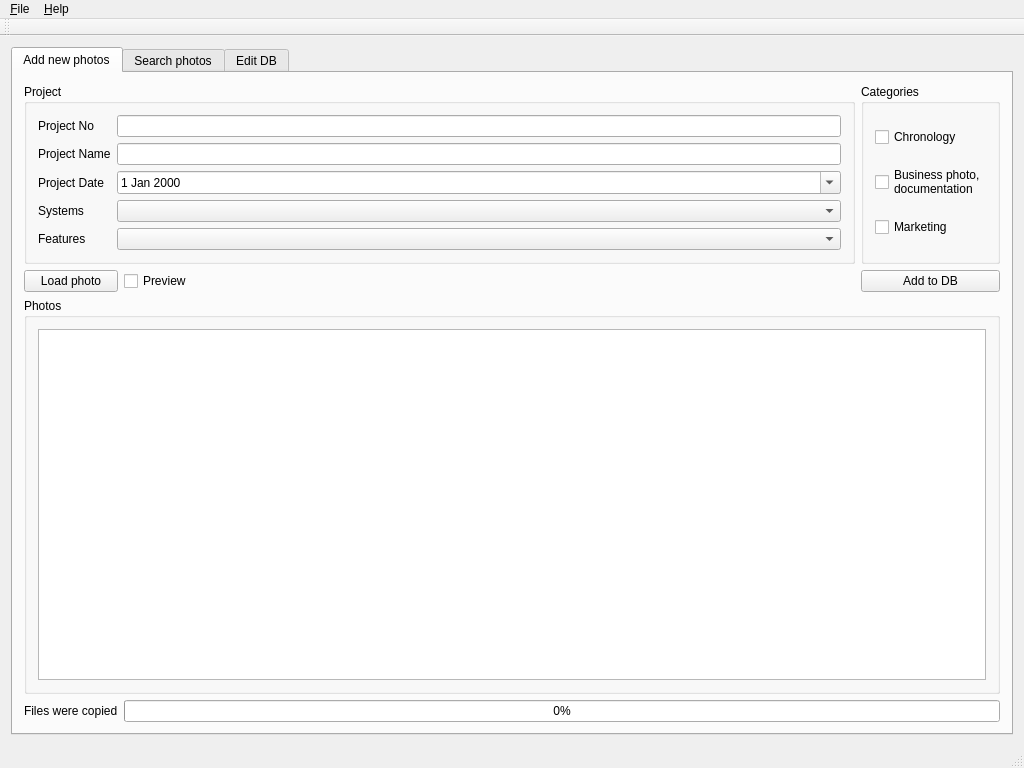
Qt form PhotoManager/mainwindow.ui (pphprj/periphotoproject) before a commit.
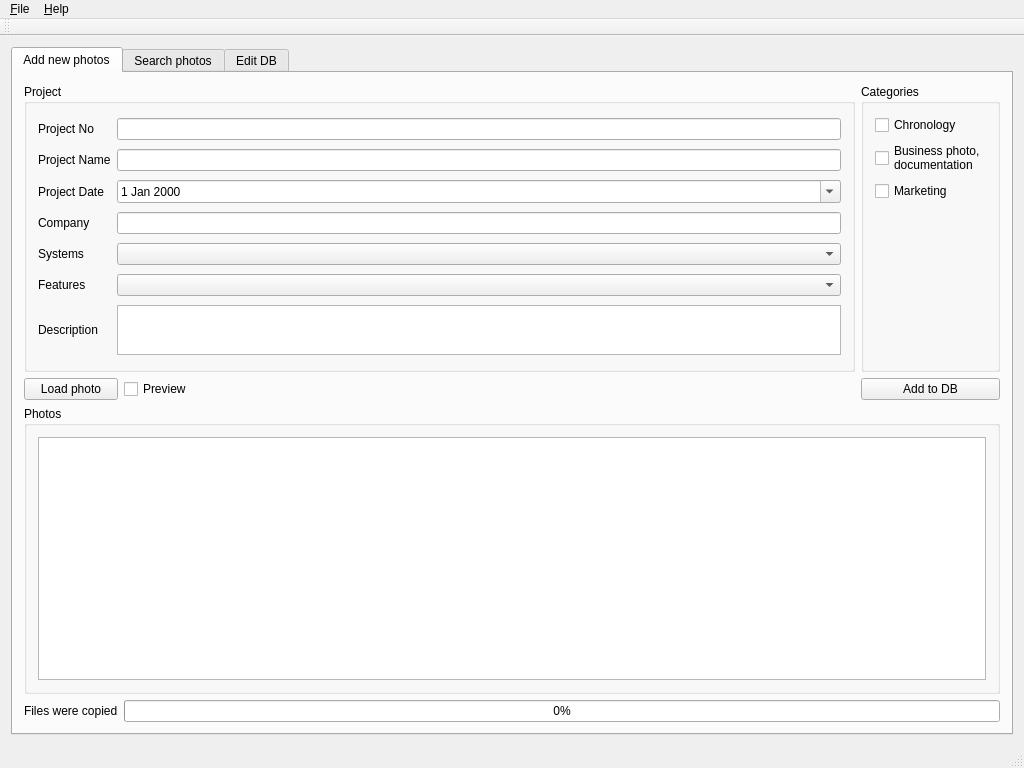
The same form after that commit.

Commit message: add company name and description

```diff
--- a/PhotoManager/mainwindow.ui
+++ b/PhotoManager/mainwindow.ui
@@ -88,19 +88,13 @@
              <string>Project</string>
             </property>
             <layout class="QGridLayout" name="gridLayout_4">
-             <item row="4" column="1">
-              <widget class="QComboBox" name="comboBoxFeatures"/>
+             <item row="3" column="1">
+              <widget class="QLineEdit" name="lineEditCompanyName"/>
              </item>
-             <item row="0" column="1">
-              <widget class="QLineEdit" name="lineEditProjectNo"/>
-             </item>
-             <item row="1" column="1">
-              <widget class="QLineEdit" name="lineEditProjectName"/>
-             </item>
-             <item row="0" column="0">
-              <widget class="QLabel" name="labelProjectNo">
+             <item row="3" column="0">
+              <widget class="QLabel" name="labelCompanyName">
                <property name="text">
-                <string>Project No</string>
+                <string>Company</string>
                </property>
               </widget>
              </item>
@@ -111,7 +105,7 @@
                </property>
               </widget>
              </item>
-             <item row="3" column="0">
+             <item row="4" column="0">
               <widget class="QLabel" name="labelSystems">
                <property name="text">
                 <string>Systems</string>
@@ -132,16 +126,49 @@
                </property>
               </widget>
              </item>
-             <item row="4" column="0">
+             <item row="5" column="0">
               <widget class="QLabel" name="labelProjectFeatures">
                <property name="text">
                 <string>Features</string>
                </property>
               </widget>
              </item>
-             <item row="3" column="1">
+             <item row="4" column="1">
               <widget class="QComboBox" name="comboBoxSystems"/>
              </item>
+             <item row="5" column="1">
+              <widget class="QComboBox" name="comboBoxFeatures"/>
+             </item>
+             <item row="0" column="1">
+              <widget class="QLineEdit" name="lineEditProjectNo"/>
+             </item>
+             <item row="1" column="1">
+              <widget class="QLineEdit" name="lineEditProjectName"/>
+             </item>
+             <item row="0" column="0">
+              <widget class="QLabel" name="labelProjectNo">
+               <property name="text">
+                <string>Project No</string>
+               </property>
+              </widget>
+             </item>
+             <item row="6" column="0">
+              <widget class="QLabel" name="labelDescriptiton">
+               <property name="text">
+                <string>Description</string>
+               </property>
+              </widget>
+             </item>
+             <item row="6" column="1">
+              <widget class="QPlainTextEdit" name="plainTextEditDescription">
+               <property name="maximumSize">
+                <size>
+                 <width>16777215</width>
+                 <height>50</height>
+                </size>
+               </property>
+              </widget>
+             </item>
             </layout>
            </widget>
           </item>
@@ -173,6 +200,19 @@
                </property>
               </widget>
              </item>
+             <item>
+              <spacer name="verticalSpacer_4">
+               <property name="orientation">
+                <enum>Qt::Vertical</enum>
+               </property>
+               <property name="sizeHint" stdset="0">
+                <size>
+                 <width>20</width>
+                 <height>40</height>
+                </size>
+               </property>
+              </spacer>
+             </item>
             </layout>
            </widget>
           </item>
```
The commit also changes 8 other files.
